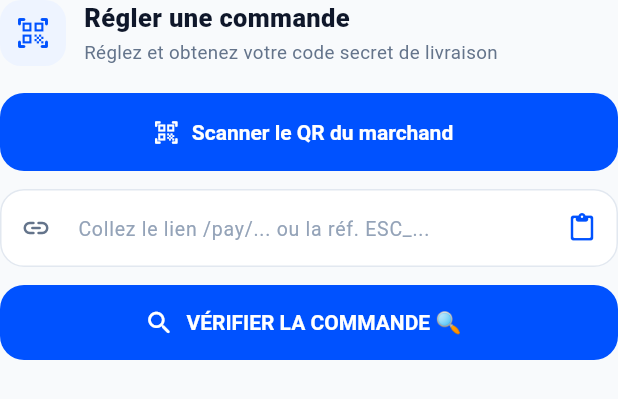
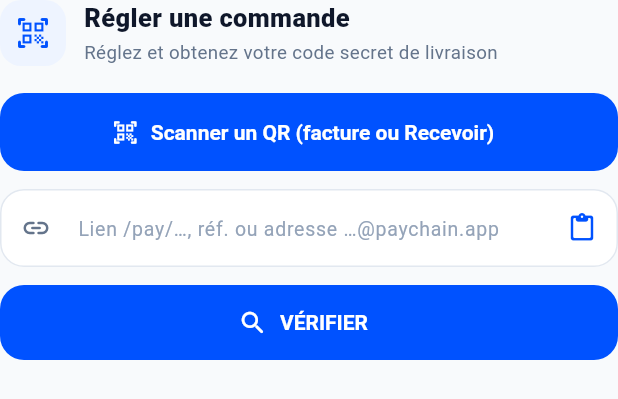
Before and after one commit to le-missionnaire221/hackathon_code_chain, a Flutter app: the BuyerPaymentSheet widget shown alone on an empty page, opened directly with empty values, on a phone screen of 412 x 824 dp. Shown: the top 399 px of the screen. Run offline on Flutter 3.47's test engine with Material 3 defaults, Android fonts, the phone set to English and light mode, and no system bars; our stand-ins replace app_links, qr_flutter, share_plus, shared_preferences; missing offline and left inert: mobile_scanner; accounts and stored records are empty; network calls fail.

Commit message:
feat: allow Scanner to pay Recevoir QR via PayChain address transfer
Recevoir now shows a personal phone@paychain.app QR; Scanner looks it up, asks for an amount, and transfers sats between wallets.

Co-authored-by: Cursor <cursoragent@cursor.com>

```diff
--- a/hackathon_mobile/lib/core/services/api_service.dart
+++ b/hackathon_mobile/lib/core/services/api_service.dart
@@ -198,6 +198,32 @@ class ApiService {
     return null;
   }
 
+  static Future<Map<String, dynamic>?> payPaychainAddress(
+    String backendUrl, {
+    required String address,
+    required int amountSats,
+    String? note,
+  }) async {
+    try {
+      final res = await http.post(
+        Uri.parse('$backendUrl/transfer/paychain-address'),
+        headers: _headers,
+        body: jsonEncode({
+          'address': address,
+          'amountSats': amountSats,
+          if (note != null && note.isNotEmpty) 'note': note,
+        }),
+      );
+      _guard(res);
+      final data = jsonDecode(res.body);
+      if (data is Map<String, dynamic>) return data;
+      if (data is Map) return Map<String, dynamic>.from(data);
+    } catch (_) {
+      return null;
+    }
+    return null;
+  }
+
   static Future<String?> pingBackend(String backendUrl) async {
     final sw = Stopwatch()..start();
     try {
--- a/hackathon_mobile/lib/widgets/buyer_payment_sheet.dart
+++ b/hackathon_mobile/lib/widgets/buyer_payment_sheet.dart
@@ -41,13 +41,16 @@ class BuyerPaymentSheet extends StatefulWidget {
 
 class _BuyerPaymentSheetState extends State<BuyerPaymentSheet> {
   final TextEditingController _inputController = TextEditingController();
+  final TextEditingController _amountFcfaController = TextEditingController();
   bool _isLoading = false;
   bool _isPaying = false;
   String? _errorMessage;
 
-  // Détails de la facture trouvée
+  /// Facture marchand OU adresse Recevoir PayChain
   Map<String, dynamic>? _invoiceData;
   String? _extractedRef;
+
+  bool get _isAddressTransfer => _invoiceData?['type']?.toString() == 'paychain_address';
 
   @override
   void initState() {
@@ -64,12 +67,16 @@ class _BuyerPaymentSheetState extends State<BuyerPaymentSheet> {
   @override
   void dispose() {
     _inputController.dispose();
+    _amountFcfaController.dispose();
     super.dispose();
   }
 
   String _cleanReference(String raw) {
     String text = raw.trim();
     final lower = text.toLowerCase();
+    if (lower.startsWith('lightning:')) {
+      text = text.substring('lightning:'.length).trim();
+    }
     if (lower.startsWith('paychain://pay/')) {
       text = text.substring('paychain://pay/'.length).split('?').first.split('#').first.trim();
     }
@@ -80,6 +87,12 @@ class _BuyerPaymentSheetState extends State<BuyerPaymentSheet> {
       }
     }
     return text;
+  }
+
+  int _satsFromFcfaInput() {
+    final fcfa = double.tryParse(_amountFcfaController.text.replaceAll(',', '.').trim()) ?? 0;
+    if (fcfa <= 0) return 0;
+    return (fcfa / AppConstants.satRateInFcfa).round();
   }
 
   Future<void> _scanQr() async {
@@ -103,7 +116,7 @@ class _BuyerPaymentSheetState extends State<BuyerPaymentSheet> {
   Future<void> _lookupInvoice(String raw) async {
     final ref = _cleanReference(raw);
     if (ref.isEmpty) {
-      setState(() => _errorMessage = 'Veuillez saisir ou coller une référence valide.');
+      setState(() => _errorMessage = 'Veuillez saisir, coller ou scanner un QR valide.');
       return;
     }
 
@@ -112,6 +125,7 @@ class _BuyerPaymentSheetState extends State<BuyerPaymentSheet> {
       _errorMessage = null;
       _invoiceData = null;
       _extractedRef = ref;
+      _amountFcfaController.clear();
     });
 
     final res = await ApiService.lookupInvoice(widget.backendUrl, raw);
@@ -119,16 +133,30 @@ class _BuyerPaymentSheetState extends State<BuyerPaymentSheet> {
     if (!mounted) return;
     setState(() {
       _isLoading = false;
-      if (res != null && res['error'] == null && res['reference'] != null) {
-        _invoiceData = res;
+      if (res != null && res['error'] == null) {
+        final type = res['type']?.toString();
+        if (type == 'paychain_address' || (res['address'] != null && res['recipientUserId'] != null)) {
+          _invoiceData = {...res, 'type': 'paychain_address'};
+          _extractedRef = res['address']?.toString() ?? ref;
+        } else if (res['reference'] != null) {
+          _invoiceData = {...res, 'type': res['type'] ?? 'invoice'};
           _extractedRef = res['reference']?.toString();
         } else {
-        _errorMessage = 'Commande introuvable. Vérifiez la référence ou le lien.';
+          _errorMessage = 'Commande ou adresse introuvable.';
+        }
+      } else {
+        _errorMessage = res?['error']?.toString() ??
+            'QR introuvable. Scannez une facture ou une adresse Recevoir PayChain.';
       }
     });
   }
 
   Future<void> _confirmPayment() async {
+    if (_isAddressTransfer) {
+      await _confirmAddressTransfer();
+      return;
+    }
+
     final ref = _extractedRef;
     if (ref == null) return;
 
@@ -146,12 +174,57 @@ class _BuyerPaymentSheetState extends State<BuyerPaymentSheet> {
     if (res != null && res['success'] == true) {
       HapticFeedback.heavyImpact();
       setState(() {
-        _invoiceData = res['invoice'] ?? res;
+        _invoiceData = {...?_invoiceData, ...res, 'status': 'paid', 'type': 'invoice'};
       });
       widget.onPaymentSuccess?.call();
     } else {
       setState(() {
-        _errorMessage = res?['error'] ?? 'Échec du règlement';
+        _errorMessage = res?['error']?.toString() ?? 'Échec du règlement';
+      });
+    }
+  }
+
+  Future<void> _confirmAddressTransfer() async {
+    final address = _invoiceData?['address']?.toString() ?? _extractedRef;
+    final sats = _satsFromFcfaInput();
+    if (address == null || address.isEmpty) return;
+    if (sats <= 0) {
+      setState(() => _errorMessage = 'Entrez un montant en FCFA à envoyer.');
+      return;
+    }
+
+    setState(() {
+      _isPaying = true;
+      _errorMessage = null;
+    });
+    HapticFeedback.mediumImpact();
+
+    final res = await ApiService.payPaychainAddress(
+      widget.backendUrl,
+      address: address,
+      amountSats: sats,
+    );
+
+    if (!mounted) return;
+    setState(() => _isPaying = false);
+
+    if (res != null && res['success'] == true) {
+      HapticFeedback.heavyImpact();
+      setState(() {
+        _invoiceData = {
+          ...?_invoiceData,
+          ...res,
+          'type': 'paychain_address',
+          'status': 'paid',
+          'amount': res['amountSats'],
+          'amountFcfa': res['amountFcfa'],
+          'description': 'Envoi à ${res['recipientName'] ?? address}',
+        };
+      });
+      widget.onPaymentSuccess?.call();
+    } else {
+      setState(() {
+        _errorMessage = res?['error']?.toString() ?? 'Échec de l’envoi';
       });
     }
   }
@@ -168,10 +241,15 @@ class _BuyerPaymentSheetState extends State<BuyerPaymentSheet> {
   Widget build(BuildContext context) {
     final isPaid = _invoiceData?['status'] == 'paid';
     final isEscrow = _invoiceData?['isEscrow'] == true;
+    final isAddress = _isAddressTransfer;
     final releaseCode = _invoiceData?['releaseCode']?.toString();
     final sats = int.tryParse(_invoiceData?['amount']?.toString() ?? '0') ?? 0;
     final fcfa = (_invoiceData?['amountFcfa'] as num?)?.toDouble() ?? sats * AppConstants.satRateInFcfa;
-    final merchantName = _invoiceData?['merchantName']?.toString();
+    final merchantName = (_invoiceData?['merchantName'] ?? _invoiceData?['recipientName'])?.toString();
+    final previewSats = isAddress ? _satsFromFcfaInput() : sats;
+    final previewFcfa = isAddress
+        ? (double.tryParse(_amountFcfaController.text.replaceAll(',', '.').trim()) ?? 0)
+        : fcfa;
 
     return Padding(
       padding: EdgeInsets.only(
@@ -181,7 +259,6 @@ class _BuyerPaymentSheetState extends State<BuyerPaymentSheet> {
         mainAxisSize: MainAxisSize.min,
         crossAxisAlignment: CrossAxisAlignment.stretch,
         children: [
-          // En-tête
           Row(
             children: [
               Container(
@@ -192,7 +269,9 @@ class _BuyerPaymentSheetState extends State<BuyerPaymentSheet> {
                   borderRadius: BorderRadius.circular(14),
                 ),
                 child: Icon(
-                  isEscrow ? Icons.shield_rounded : Icons.qr_code_scanner_rounded,
+                  isEscrow
+                      ? Icons.shield_rounded
+                      : (isAddress ? Icons.send_rounded : Icons.qr_code_scanner_rounded),
                   color: isEscrow ? AppColors.whatsappDark : AppColors.primary,
                   size: 24,
                 ),
@@ -203,7 +282,9 @@ class _BuyerPaymentSheetState extends State<BuyerPaymentSheet> {
                   crossAxisAlignment: CrossAxisAlignment.start,
                   children: [
                     Text(
-                      isEscrow ? 'Espace Acheteur • Séquestre' : 'Régler une commande',
+                      isAddress
+                          ? 'Envoyer de l’argent'
+                          : (isEscrow ? 'Espace Acheteur • Séquestre' : 'Régler une commande'),
                       style: const TextStyle(
                         fontSize: 17,
                         fontWeight: FontWeight.w800,
@@ -211,9 +292,11 @@ class _BuyerPaymentSheetState extends State<BuyerPaymentSheet> {
                       ),
                     ),
                     const SizedBox(height: 2),
-                    const Text(
-                      'Réglez et obtenez votre code secret de livraison',
-                      style: TextStyle(fontSize: 12.5, color: AppColors.textSecondary),
+                    Text(
+                      isAddress
+                          ? 'Scan du QR Recevoir → choisissez le montant'
+                          : 'Réglez et obtenez votre code secret de livraison',
+                      style: const TextStyle(fontSize: 12.5, color: AppColors.textSecondary),
                     ),
                   ],
                 ),
@@ -222,21 +305,20 @@ class _BuyerPaymentSheetState extends State<BuyerPaymentSheet> {
           ),
           const SizedBox(height: 18),
 
-          // Champ de saisie ou de collage si pas encore chargé
           if (_invoiceData == null) ...[
             SizedBox(
               height: 52,
               child: ElevatedButton.icon(
                 onPressed: _scanQr,
                 icon: const Icon(Icons.qr_code_scanner_rounded),
-                label: const Text('Scanner le QR du marchand'),
+                label: const Text('Scanner un QR (facture ou Recevoir)'),
               ),
             ),
             const SizedBox(height: 12),
             TextField(
               controller: _inputController,
               decoration: InputDecoration(
-                hintText: 'Collez le lien /pay/... ou la réf. ESC_...',
+                hintText: 'Lien /pay/…, réf. ou adresse …@paychain.app',
                 hintStyle: const TextStyle(fontSize: 13, color: AppColors.textMuted),
                 prefixIcon: const Icon(Icons.link_rounded, color: AppColors.textSecondary, size: 20),
                 suffixIcon: IconButton(
@@ -252,11 +334,10 @@ class _BuyerPaymentSheetState extends State<BuyerPaymentSheet> {
               icon: _isLoading
                   ? const SizedBox(width: 18, height: 18, child: CircularProgressIndicator(color: Colors.white, strokeWidth: 2))
                   : const Icon(Icons.search_rounded, size: 20),
-              label: Text(_isLoading ? 'Recherche en cours…' : 'VÉRIFIER LA COMMANDE 🔍'),
+              label: Text(_isLoading ? 'Recherche en cours…' : 'VÉRIFIER'),
               onPressed: _isLoading ? null : () => _lookupInvoice(_inputController.text),
             ),
           ] else ...[
-            // CARTE COMMANDE TROUVÉE
             Container(
               padding: const EdgeInsets.all(16),
               decoration: BoxDecoration(
@@ -275,21 +356,29 @@ class _BuyerPaymentSheetState extends State<BuyerPaymentSheet> {
                       Container(
                         padding: const EdgeInsets.symmetric(horizontal: 10, vertical: 4),
                         decoration: BoxDecoration(
-                          color: isEscrow ? AppColors.whatsappSoft : AppColors.chipBackground,
+                          color: isAddress
+                              ? AppColors.chipBackground
+                              : (isEscrow ? AppColors.whatsappSoft : AppColors.chipBackground),
                           borderRadius: BorderRadius.circular(20),
                         ),
                         child: Text(
-                          isEscrow ? 'Séquestre Anti-Arnaque' : 'Paiement direct',
+                          isAddress
+                              ? 'Adresse Recevoir'
+                              : (isEscrow ? 'Séquestre Anti-Arnaque' : 'Paiement direct'),
                           style: TextStyle(
                             fontSize: 11,
                             fontWeight: FontWeight.w700,
-                            color: isEscrow ? AppColors.whatsappDark : AppColors.primary,
+                            color: isEscrow && !isAddress ? AppColors.whatsappDark : AppColors.primary,
                           ),
                         ),
                       ),
-                      Text(
-                        'Réf. ${_extractedRef ?? '-'}',
+                      Flexible(
+                        child: Text(
+                          isAddress ? (_invoiceData?['address']?.toString() ?? '') : 'Réf. ${_extractedRef ?? '-'}',
+                          maxLines: 1,
+                          overflow: TextOverflow.ellipsis,
                           style: const TextStyle(fontSize: 11, color: AppColors.textMuted),
+                        ),
                       ),
                     ],
                   ),
@@ -300,13 +389,14 @@ class _BuyerPaymentSheetState extends State<BuyerPaymentSheet> {
                       style: const TextStyle(fontSize: 13, fontWeight: FontWeight.w700, color: AppColors.textSecondary),
                     ),
                   Text(
-                    _invoiceData?['description'] ?? 'Article PayChain',
+                    _invoiceData?['description']?.toString() ?? (isAddress ? 'Envoi PayChain' : 'Article PayChain'),
                     style: const TextStyle(
                       fontSize: 17,
                       fontWeight: FontWeight.w800,
                       color: AppColors.textPrimary,
                     ),
                   ),
+                  if (!isAddress || isPaid) ...[
                     const SizedBox(height: 4),
                     Row(
                       crossAxisAlignment: CrossAxisAlignment.baseline,
@@ -331,8 +421,27 @@ class _BuyerPaymentSheetState extends State<BuyerPaymentSheet> {
                         ),
                       ],
                     ),
-
-                  // SI DÉJÀ RÉGLÉ : AFFICHAGE DU CODE SECRET ACHETEUR (OTP)
+                  ],
+                  if (isAddress && !isPaid) ...[
+                    const SizedBox(height: 14),
+                    TextField(
+                      controller: _amountFcfaController,
+                      keyboardType: const TextInputType.numberWithOptions(decimal: true),
+                      onChanged: (_) => setState(() {}),
+                      decoration: const InputDecoration(
+                        labelText: 'Montant à envoyer (FCFA)',
+                        hintText: 'Ex. 1000',
+                        prefixIcon: Icon(Icons.payments_outlined),
+                      ),
+                    ),
+                    if (previewSats > 0) ...[
+                      const SizedBox(height: 8),
+                      Text(
+                        '≈ ${Formatters.sats(previewSats)}',
+                        style: const TextStyle(fontSize: 13, fontWeight: FontWeight.w700, color: AppColors.primary),
+                      ),
+                    ],
+                  ],
                   if (isPaid && isEscrow) ...[
                     const SizedBox(height: 16),
                     Container(
@@ -351,9 +460,9 @@ class _BuyerPaymentSheetState extends State<BuyerPaymentSheet> {
                       ),
                       child: Column(
                         children: [
-                          Row(
+                          const Row(
                             mainAxisAlignment: MainAxisAlignment.center,
-                            children: const [
+                            children: [
                               Icon(Icons.vpn_key_rounded, color: AppColors.successDark, size: 18),
                               SizedBox(width: 6),
                               Text(
@@ -379,7 +488,7 @@ class _BuyerPaymentSheetState extends State<BuyerPaymentSheet> {
                           ),
                           const SizedBox(height: 8),
                           const Text(
-                            '⚠️ Ne donnez ce code au livreur qu\'après avoir inspecté et validé votre colis physique !',
+                            'Ne donnez ce code au livreur qu’après avoir inspecté et validé votre colis.',
                             textAlign: TextAlign.center,
                             style: TextStyle(
                               fontSize: 11.5,
@@ -397,7 +506,6 @@ class _BuyerPaymentSheetState extends State<BuyerPaymentSheet> {
             ),
             const SizedBox(height: 14),
 
-            // BOUTON PAYER SI NON ENCORE RÉGLÉ
             if (!isPaid) ...[
               Container(
                 padding: const EdgeInsets.all(12),
@@ -406,23 +514,29 @@ class _BuyerPaymentSheetState extends State<BuyerPaymentSheet> {
                   borderRadius: BorderRadius.circular(14),
                 ),
                 child: Text(
-                  'Ce compte va débiter ${Formatters.fcfa(fcfa)}. Le marchand n’est crédité que lorsque vous appuyez sur Payer.',
+                  isAddress
+                      ? (previewSats > 0
+                          ? 'Votre solde sera débité de ${Formatters.fcfa(previewFcfa)}. Le destinataire reçoit l’argent tout de suite.'
+                          : 'Entrez le montant puis validez l’envoi.')
+                      : 'Ce compte va débiter ${Formatters.fcfa(fcfa)}. Le marchand n’est crédité que lorsque vous appuyez sur Payer.',
                   style: const TextStyle(fontSize: 13, fontWeight: FontWeight.w700, color: AppColors.amberDark, height: 1.35),
                 ),
               ),
               const SizedBox(height: 10),
               ElevatedButton.icon(
                 style: ElevatedButton.styleFrom(
-                  backgroundColor: isEscrow ? AppColors.whatsapp : AppColors.primary,
+                  backgroundColor: isEscrow && !isAddress ? AppColors.whatsapp : AppColors.primary,
                   foregroundColor: Colors.white,
                 ),
                 icon: _isPaying
                     ? const SizedBox(width: 18, height: 18, child: CircularProgressIndicator(color: Colors.white, strokeWidth: 2))
-                    : const Icon(Icons.payments_rounded, size: 20),
+                    : Icon(isAddress ? Icons.send_rounded : Icons.payments_rounded, size: 20),
                 label: Text(
                   _isPaying
-                      ? 'Règlement en cours…'
-                      : 'PAYER ${Formatters.fcfa(fcfa)}',
+                      ? (isAddress ? 'Envoi en cours…' : 'Règlement en cours…')
+                      : (isAddress
+                          ? (previewSats > 0 ? 'ENVOYER ${Formatters.fcfa(previewFcfa)}' : 'ENVOYER')
+                          : 'PAYER ${Formatters.fcfa(fcfa)}'),
                 ),
                 onPressed: _isPaying ? null : _confirmPayment,
               ),
@@ -437,15 +551,18 @@ class _BuyerPaymentSheetState extends State<BuyerPaymentSheet> {
               ],
               OutlinedButton(
                 onPressed: () => Navigator.of(context).pop(),
-                child: const Text('Fermer'),
+                child: Text(isAddress ? 'Envoi terminé — Fermer' : 'Fermer'),
               ),
             ],
 
             if (!isPaid) ...[
               const SizedBox(height: 6),
               TextButton(
-                onPressed: () => setState(() => _invoiceData = null),
-                child: const Text('Vérifier une autre commande'),
+                onPressed: () => setState(() {
+                  _invoiceData = null;
+                  _amountFcfaController.clear();
+                }),
+                child: Text(isAddress ? 'Scanner une autre adresse' : 'Vérifier une autre commande'),
               ),
             ],
           ],
```
Also changed, not shown: hackathon_mobile/lib/widgets/blink_address_sheet.dart (+23 -17 lines), 2 other files. Lines whose indentation alone changed are shown as unchanged.
